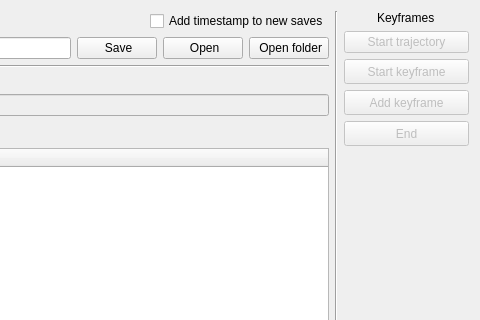
Before: the Qt Designer form rqt_kinesthetic_teaching/resource/KinestheticTeaching.ui in HLP-R/hlpr_kinesthetic_teaching, drawn with Qt 5; both pictures show x 526 to 1006 and y 0 to 320 of the 1006 by 488 pixel window.
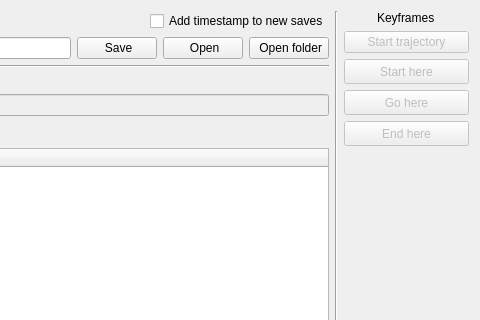
After: the same form once the commit is applied. Icons and pictures are not drawn.

Commit message: Update labels for keyframing buttons to match speech commands

```diff
--- a/rqt_kinesthetic_teaching/resource/KinestheticTeaching.ui
+++ b/rqt_kinesthetic_teaching/resource/KinestheticTeaching.ui
@@ -297,7 +297,7 @@
         <string>Start a keyframe demonstration</string>
        </property>
        <property name="text">
-        <string>Start keyframe</string>
+        <string>Start here</string>
        </property>
       </widget>
      </item>
@@ -322,7 +322,7 @@
         <string>Write a keyframe</string>
        </property>
        <property name="text">
-        <string>Add keyframe</string>
+        <string>Go here</string>
        </property>
       </widget>
      </item>
@@ -347,7 +347,7 @@
         <string>End a demonstration (keyframe or trajectory)</string>
        </property>
        <property name="text">
-        <string>End</string>
+        <string>End here</string>
        </property>
       </widget>
      </item>
```
Left out of the diff: 3 changed lines with no effect on the pictures.
